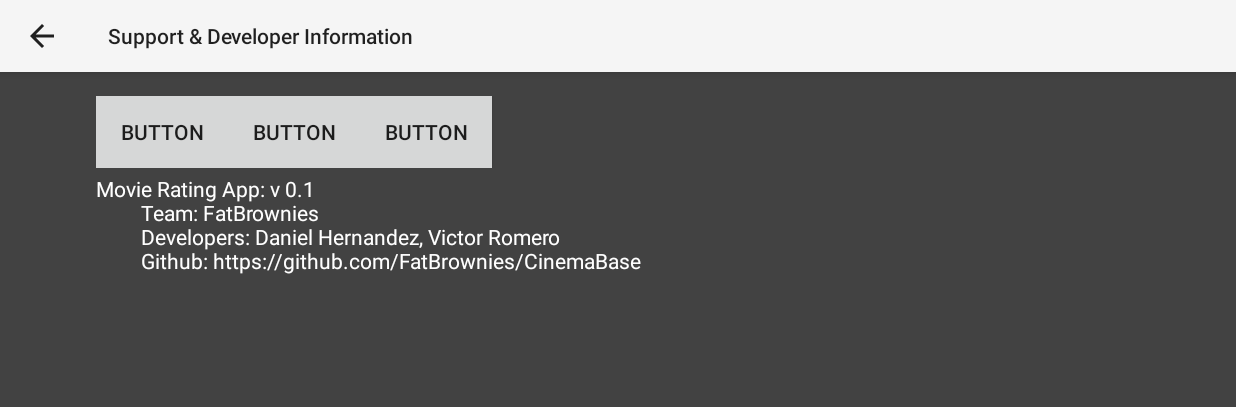
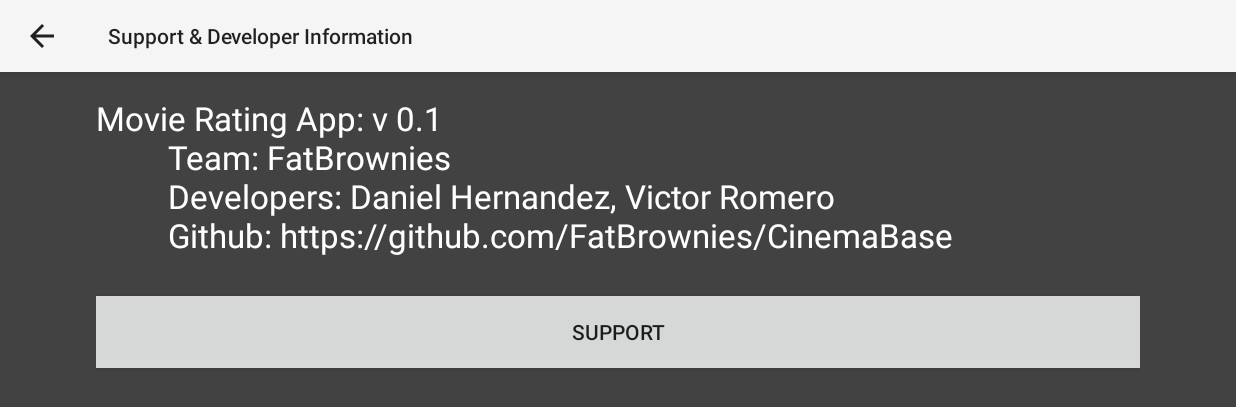
Before and after one commit to FatBrownies/CinemaBase, an Android app: the HelpPage screen opened directly, with no data from a screen before it, on a phone screen of 824 x 412 dp (held sideways). Shown: the top 407 px of the screen. Run offline under Robolectric (Android 15) with nearby library versions, the phone set to English and light mode, and no system bars.

Commit message:
UI updated

```diff
--- a/app/src/main/java/com/example/mac/cinemabase/FirebaseListAdapter.java
+++ b/app/src/main/java/com/example/mac/cinemabase/FirebaseListAdapter.java
@@ -130,10 +130,6 @@ public abstract class FirebaseListAdapter<T> extends BaseAdapter {
             @Override
             public void onCancelled(FirebaseError firebaseError) {
                 Log.e("FirebaseListAdapter", "Listen was cancelled, no more updates will occur");
-                Log.d("myapp", "Firebase obj" + firebaseError.getMessage());
-                Log.d("myapp","Firebase obj"+firebaseError.getDetails());
-                Log.d("myapp","Firebase obj"+firebaseError.toString());
-                Log.d("myapp","Firebase obj"+firebaseError.getCode());
             }
 
         });
--- a/app/src/main/java/com/example/mac/cinemabase/HelpPage.java
+++ b/app/src/main/java/com/example/mac/cinemabase/HelpPage.java
@@ -19,31 +19,14 @@ public class HelpPage extends ActionBarActivity {
     }
 
     public void initHelp(){
-        final Button login = (Button) findViewById(R.id.social_login_button);
+        final Button login = (Button) findViewById(R.id.support_button);
         login.setOnClickListener(new View.OnClickListener() {
             public void onClick(View v) {
                 // Perform action on click
-                Toast toast = Toast.makeText(getApplicationContext(),"logging to facebook",Toast.LENGTH_SHORT);
+                Toast toast = Toast.makeText(getApplicationContext(),"Submit trouble ticket",Toast.LENGTH_SHORT);
                 toast.show();
             }
         });
 
-        final Button logout = (Button) findViewById(R.id.social_logout_button);
-        logout.setOnClickListener(new View.OnClickListener() {
-            public void onClick(View v) {
-                // Perform action on click
-                Toast toast = Toast.makeText(getApplicationContext(),"logging out of facebook",Toast.LENGTH_SHORT);
-                toast.show();
-            }
-        });
-
-        final Button movieDB = (Button) findViewById(R.id.movie_data_base);
-        movieDB.setOnClickListener(new View.OnClickListener() {
-            public void onClick(View v) {
-                // Perform action on click
-                Toast toast = Toast.makeText(getApplicationContext(),"data base X",Toast.LENGTH_SHORT);
-                toast.show();
-            }
-        });
     }
 }
--- a/app/src/main/res/layout/activity_help_page.xml
+++ b/app/src/main/res/layout/activity_help_page.xml
@@ -6,46 +6,33 @@
     android:paddingBottom="@dimen/activity_vertical_margin"
     android:background="@color/background_floating_material_dark"
     tools:context="com.example.mac.cinemabase.HelpPage">
+
     <LinearLayout
+        android:orientation="vertical"
         android:layout_width="match_parent"
-        android:layout_height="wrap_content">
-    <Button
-        android:id="@+id/social_login_button"
-        android:layout_width="wrap_content"
-        android:layout_height="wrap_content"
-        android:padding="@dimen/abc_text_size_button_material"
-        android:background="@color/button_material_light"
-        android:text="button"
-        android:layout_centerHorizontal="true"/>
+        android:layout_height="match_parent">
 
-    <Button
-        android:id="@+id/social_logout_button"
-        android:layout_width="wrap_content"
-        android:layout_height="wrap_content"
-        android:padding="@dimen/abc_text_size_button_material"
-        android:background="@color/button_material_light"
-        android:layout_alignParentRight="true"
-        android:text="button"/>
-
-    <Button
-        android:id="@+id/movie_data_base"
-        android:layout_width="wrap_content"
-        android:layout_height="wrap_content"
-        android:padding="@dimen/abc_text_size_button_material"
-        android:background="@color/button_material_light"
-        android:layout_alignParentLeft="true"
-        android:text="button"/>
-</LinearLayout>
     <TextView
         android:layout_width="wrap_content"
         android:layout_height="wrap_content"
+        android:textSize="@dimen/abc_text_size_large_material"
         android:text="Movie Rating App: v 0.1\n
         Team: FatBrownies\n
         Developers: Daniel Hernandez, Victor Romero\n
         Github: https://github.com/FatBrownies/CinemaBase\n"
         android:textColorHighlight="#FFF"
         android:textColor="#FFF"
+        android:layout_centerVertical="true"
         android:layout_alignParentLeft="true"
-        android:layout_alignParentStart="true"
-        android:layout_marginTop="52dp" />
+        android:layout_alignParentStart="true" />
+
+    <Button
+        android:id="@+id/support_button"
+        android:layout_width="fill_parent"
+        android:layout_height="wrap_content"
+        android:padding="@dimen/abc_text_size_button_material"
+        android:background="@color/button_material_light"
+        android:text="Support"
+        android:layout_centerHorizontal="true"/>
+    </LinearLayout>
 </RelativeLayout>
```
